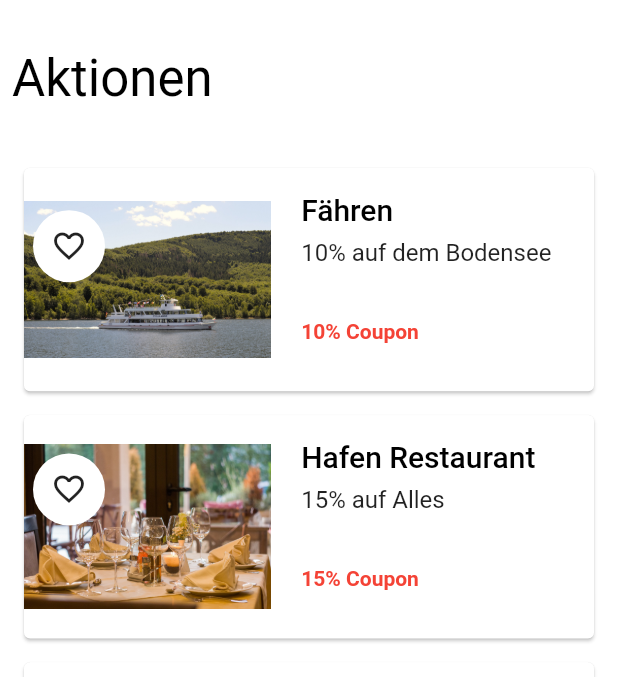
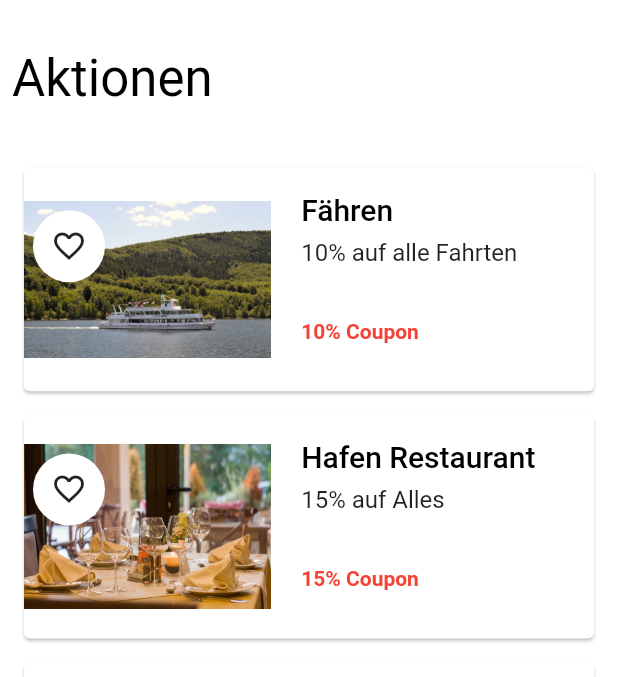
Before and after one commit to ottenchris/romanshorn, a Flutter app: the Coupons screen opened directly, on a phone screen of 412 x 824 dp, the part 99-776 px from its top. Run offline on Flutter 3.47's test engine with Material 2 defaults, Android fonts, the phone set to English and light mode, and no system bars; our stand-ins replace curved_navigation_bar, flutter_bloc, flutter_map, flutter_native_splash, latlong2.

Commit message:
fixes text overflow

```diff
--- a/lib/data/data.dart
+++ b/lib/data/data.dart
@@ -101,7 +101,7 @@ class Data {
     EntryModel(
       id: "c1",
       title: "Fähren",
-      description: "10% auf dem Bodensee",
+      description: "10% auf alle Fahrten",
       category: "Coupon",
       short: "10% Coupon",
       tagsIds: [Tag.shopping],
```
